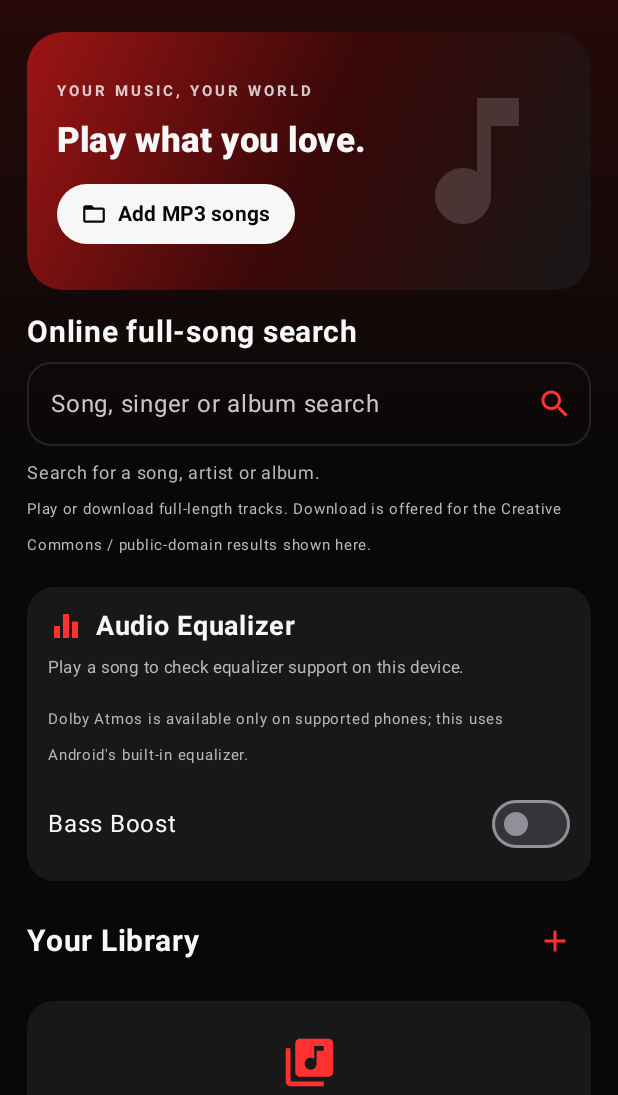
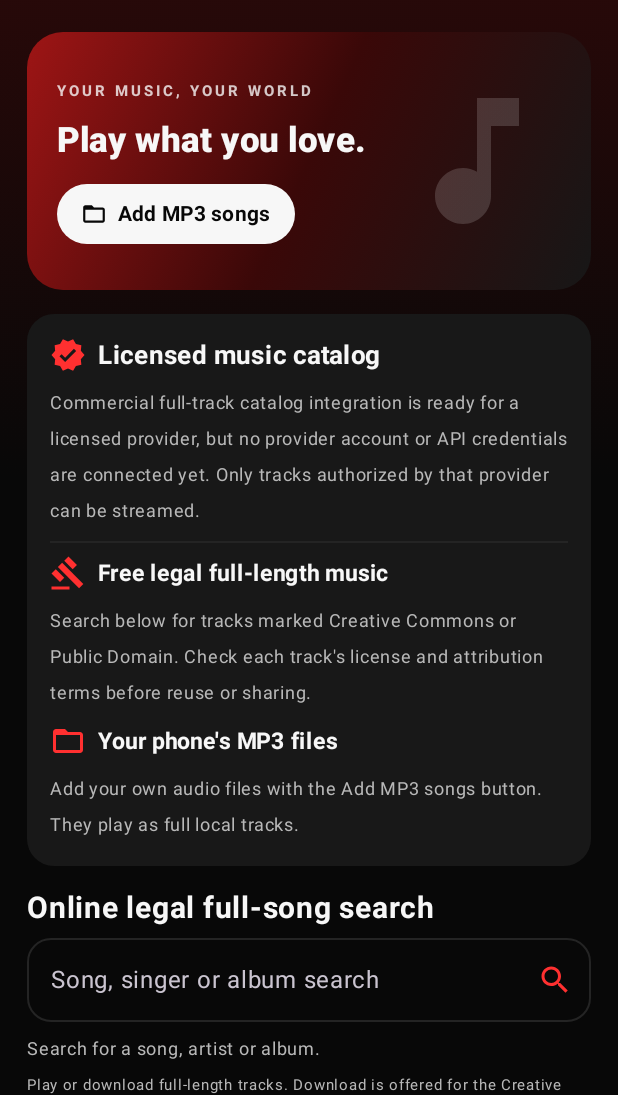
Before and after one commit to Mrperfectyadav007/Mr-perfect-yadav-_07, an Android app built with Jetpack Compose: the screen it shows after launch (MainActivity), on a phone screen of 412 x 824 dp, the part 141-1236 px from its top. Run offline under Robolectric (Android 15) with nearby library versions, the phone set to English and light mode, and no system bars.

Commit message:
Clarify licensed, free legal, and local music options

```diff
--- a/android-app/app/src/main/java/com/mrperfectyadav/app/MainActivity.kt
+++ b/android-app/app/src/main/java/com/mrperfectyadav/app/MainActivity.kt
@@ -315,7 +315,45 @@ fun MrPerfectApp() {
                     }
                 }
                 item {
-                    Text("Online full-song search", color = White, fontSize = 20.sp, fontWeight = FontWeight.Bold)
+                    Card(
+                        modifier = Modifier.fillMaxWidth(),
+                        shape = RoundedCornerShape(18.dp),
+                        colors = CardDefaults.cardColors(containerColor = Panel)
+                    ) {
+                        Column(Modifier.fillMaxWidth().padding(15.dp), verticalArrangement = Arrangement.spacedBy(8.dp)) {
+                            Row(verticalAlignment = Alignment.CenterVertically) {
+                                Icon(Icons.Default.Verified, contentDescription = null, tint = Red)
+                                Spacer(Modifier.width(8.dp))
+                                Text("Licensed music catalog", color = White, fontWeight = FontWeight.Bold, fontSize = 17.sp)
+                            }
+                            Text(
+                                "Commercial full-track catalog integration is ready for a licensed provider, but no provider account or API credentials are connected yet. Only tracks authorized by that provider can be streamed.",
+                                color = Muted, fontSize = 12.sp
+                            )
+                            Divider(color = PanelLight)
+                            Row(verticalAlignment = Alignment.CenterVertically) {
+                                Icon(Icons.Default.Gavel, contentDescription = null, tint = Red)
+                                Spacer(Modifier.width(8.dp))
+                                Text("Free legal full-length music", color = White, fontWeight = FontWeight.Bold, fontSize = 15.sp)
+                            }
+                            Text(
+                                "Search below for tracks marked Creative Commons or Public Domain. Check each track's license and attribution terms before reuse or sharing.",
+                                color = Muted, fontSize = 12.sp
+                            )
+                            Row(verticalAlignment = Alignment.CenterVertically) {
+                                Icon(Icons.Default.FolderOpen, contentDescription = null, tint = Red)
+                                Spacer(Modifier.width(8.dp))
+                                Text("Your phone's MP3 files", color = White, fontWeight = FontWeight.Bold, fontSize = 15.sp)
+                            }
+                            Text(
+                                "Add your own audio files with the Add MP3 songs button. They play as full local tracks.",
+                                color = Muted, fontSize = 12.sp
+                            )
+                        }
+                    }
+                }
+                item {
+                    Text("Online legal full-song search", color = White, fontSize = 20.sp, fontWeight = FontWeight.Bold)
                     Spacer(Modifier.height(8.dp))
                     OutlinedTextField(
                         value = searchQuery,
@@ -595,8 +633,9 @@ fun MrPerfectApp() {
                         }, valueRange = 0.5f..2f)
                         Text("Equalizer and Bass Boost", color = Red, fontWeight = FontWeight.Bold)
                         Text("Use the Audio Equalizer section on the home screen. Bass Boost works when the phone audio effect is supported.", fontSize = 12.sp)
-                        Text("Playback notification includes Previous, Play/Pause and Next controls. Lock-screen display depends on Android device settings.", fontSize = 12.sp, color = Muted)
-                        Text("Online search streams full-length Creative Commons / public-domain MP3 files from Internet Archive. Mainstream commercial releases may not be available.", fontSize = 12.sp, color = Muted)
+                        Text("Playback notification includes Previous, Play/Pause and Next controls. Lock-screen display depends on Android device settings and notification permission.", fontSize = 12.sp, color = Muted)
+                        Text("Free online search is limited to tracks marked Creative Commons / Public Domain. A commercial licensed catalog needs a provider account and API credentials before it can be enabled.", fontSize = 12.sp, color = Muted)
+                        Text("Phone MP3 files play locally in full. Background playback reliability still needs a dedicated foreground playback service and device testing.", fontSize = 12.sp, color = Muted)
                         Text("About MR. PERFECT YADAV", color = Red, fontWeight = FontWeight.Bold)
                         Text("Premium red-and-black music player", fontSize = 12.sp)
                     }
```
